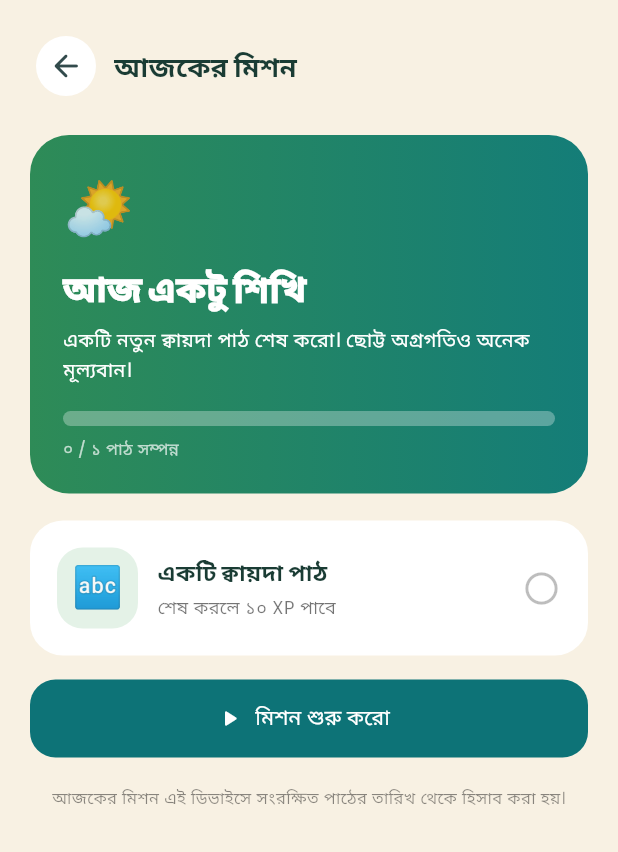
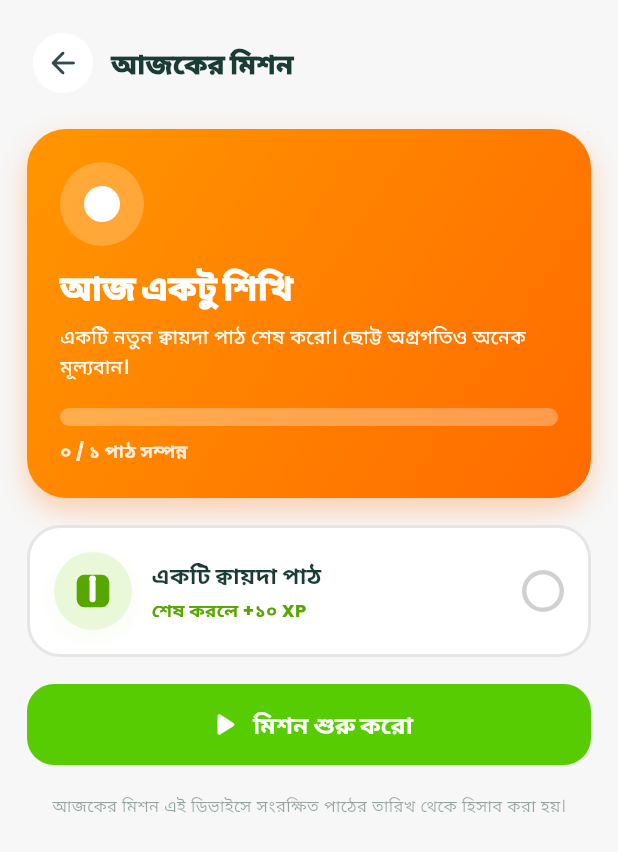
Before and after one commit to mansur00/LittleMuslim, a Flutter app: the DailyMissionsScreen screen opened directly, on a phone screen of 412 x 824 dp. Shown: the top 852 px of the screen. Run offline on Flutter 3.47's test engine with Material 3 defaults, Android fonts, the phone set to English and light mode, and no system bars; our stand-ins replace audioplayers, flutter_animate, flutter_tts, google_fonts, shared_preferences, smooth_page_indicator and 1 more; accounts and stored records are empty.

Commit message:
Complete Missions screen: Duolingo-style vector UI, no emoji

```diff
--- a/lib/screens/missions/daily_missions_screen.dart
+++ b/lib/screens/missions/daily_missions_screen.dart
@@ -3,6 +3,7 @@ import 'package:provider/provider.dart';
 
 import '../../theme/app_theme.dart';
 import '../../utils/app_state.dart';
+import '../../widgets/vector_icons.dart';
 import '../qaida/qaida_lesson_screen.dart';
 import '../qaida/qaida_letters.dart';
 
@@ -16,13 +17,15 @@ class DailyMissionsScreen extends StatelessWidget {
     final tablet = MediaQuery.sizeOf(context).shortestSide >= 600;
 
     return Scaffold(
-      backgroundColor: AppTheme.cream,
+      backgroundColor: const Color(0xFFF7F7F7),
       body: SafeArea(
         child: Center(
           child: ConstrainedBox(
             constraints: const BoxConstraints(maxWidth: 760),
-            child:
-                ListView(padding: EdgeInsets.all(tablet ? 32 : 20), children: [
+            child: ListView(
+              physics: const BouncingScrollPhysics(),
+              padding: EdgeInsets.all(tablet ? 32 : 18),
+              children: [
                 Row(children: [
                   IconButton.filledTonal(
                     onPressed: () => Navigator.pop(context),
@@ -30,98 +33,159 @@ class DailyMissionsScreen extends StatelessWidget {
                     style: IconButton.styleFrom(backgroundColor: Colors.white),
                   ),
                   const SizedBox(width: 8),
-                const Text('আজকের মিশন',
+                  const Text(
+                    'আজকের মিশন',
                     style: TextStyle(
                       color: AppTheme.darkText,
                       fontSize: 18,
-                        fontWeight: FontWeight.w800)),
+                      fontWeight: FontWeight.w900,
+                    ),
+                  ),
                 ]),
-              const SizedBox(height: 22),
+                const SizedBox(height: 20),
                 Container(
                   padding: const EdgeInsets.all(22),
                   decoration: BoxDecoration(
                     borderRadius: BorderRadius.circular(26),
-                  gradient: const LinearGradient(colors: [
-                    Color(0xFF2E8B57),
-                    Color(0xFF147D78),
-                  ]),
+                    gradient: const LinearGradient(
+                      colors: [Color(0xFFFF9600), Color(0xFFFF6B00)],
+                      begin: Alignment.topLeft,
+                      end: Alignment.bottomRight,
+                    ),
+                    boxShadow: [
+                      BoxShadow(
+                        color: const Color(0xFFFF6B00).withValues(alpha: 0.3),
+                        blurRadius: 16,
+                        offset: const Offset(0, 8),
+                      ),
+                    ],
                   ),
                   child: Column(
                     crossAxisAlignment: CrossAxisAlignment.start,
                     children: [
-                      const Text('🌤️', style: TextStyle(fontSize: 38)),
-                      const SizedBox(height: 10),
-                      const Text('আজ একটু শিখি',
+                      Container(
+                        width: 56,
+                        height: 56,
+                        decoration: BoxDecoration(
+                          color: Colors.white.withValues(alpha: 0.22),
+                          shape: BoxShape.circle,
+                        ),
+                        child: const Center(
+                          child: VectorIcon(
+                            type: VectorIconType.target,
+                            size: 30,
+                            color: Colors.white,
+                          ),
+                        ),
+                      ),
+                      const SizedBox(height: 12),
+                      const Text(
+                        'আজ একটু শিখি',
                         style: TextStyle(
                           color: Colors.white,
-                              fontSize: 23,
-                              fontWeight: FontWeight.w900)),
+                          fontSize: 22,
+                          fontWeight: FontWeight.w900,
+                        ),
+                      ),
                       const SizedBox(height: 6),
                       Text(
                         done
                             ? 'মাশাআল্লাহ! আজকের শেখার লক্ষ্য পূরণ হয়েছে।'
                             : 'একটি নতুন ক্বায়দা পাঠ শেষ করো। ছোট্ট অগ্রগতিও অনেক মূল্যবান।',
                         style: const TextStyle(
-                              color: Colors.white, fontSize: 13, height: 1.5)),
+                          color: Colors.white,
+                          fontSize: 13,
+                          height: 1.5,
+                          fontWeight: FontWeight.w500,
+                        ),
+                      ),
                       const SizedBox(height: 18),
                       ClipRRect(
                         borderRadius: BorderRadius.circular(12),
                         child: LinearProgressIndicator(
                           value: done ? 1 : 0,
-                          minHeight: 10,
+                          minHeight: 12,
                           backgroundColor: Colors.white30,
                           color: const Color(0xFFFFD66B),
                         ),
                       ),
-                      const SizedBox(height: 7),
-                      Text(done ? '১ / ১ পাঠ সম্পন্ন' : '০ / ১ পাঠ সম্পন্ন',
-                          style: const TextStyle(
-                              color: Colors.white70, fontSize: 11)),
-                    ]),
+                      const SizedBox(height: 8),
+                      Text(
+                        done ? '১ / ১ পাঠ সম্পন্ন' : '০ / ১ পাঠ সম্পন্ন',
+                        style: TextStyle(
+                          color: Colors.white.withValues(alpha: 0.85),
+                          fontSize: 12,
+                          fontWeight: FontWeight.w700,
+                        ),
+                      ),
+                    ],
+                  ),
                 ),
                 const SizedBox(height: 18),
                 Container(
-                padding: const EdgeInsets.all(18),
+                  padding: const EdgeInsets.all(16),
                   decoration: BoxDecoration(
                     color: Colors.white,
-                    borderRadius: BorderRadius.circular(22)),
+                    borderRadius: BorderRadius.circular(22),
+                    border: Border.all(color: const Color(0xFFE5E5E5), width: 2),
+                  ),
                   child: Row(children: [
-                  Container(
-                    width: 54,
-                    height: 54,
-                    decoration: BoxDecoration(
-                        color: const Color(0xFFE4F2E7),
-                        borderRadius: BorderRadius.circular(17)),
-                    alignment: Alignment.center,
-                    child: const Text('🔤', style: TextStyle(fontSize: 27)),
+                    IconBadge(
+                      type: VectorIconType.qaida,
+                      bgColor: const Color(0xFFE8F8D8),
+                      size: 52,
+                      iconColor: const Color(0xFF58A700),
                     ),
                     const SizedBox(width: 13),
                     const Expanded(
                       child: Column(
                         crossAxisAlignment: CrossAxisAlignment.start,
                         children: [
-                        Text('একটি ক্বায়দা পাঠ',
+                          Text(
+                            'একটি ক্বায়দা পাঠ',
                             style: TextStyle(
                               color: AppTheme.darkText,
                               fontSize: 15,
-                                fontWeight: FontWeight.w800)),
+                              fontWeight: FontWeight.w800,
+                            ),
+                          ),
                           SizedBox(height: 4),
-                        Text('শেষ করলে ১০ XP পাবে',
-                            style:
-                                TextStyle(color: Colors.black54, fontSize: 12)),
-                      ])),
-                  Icon(
-                    done ? Icons.check_circle_rounded : Icons.circle_outlined,
-                    color: done ? AppTheme.primaryGreen : Colors.black26,
-                    size: 26,
+                          Text(
+                            'শেষ করলে +১০ XP',
+                            style: TextStyle(
+                              color: Color(0xFF58A700),
+                              fontSize: 12,
+                              fontWeight: FontWeight.w700,
+                            ),
+                          ),
+                        ],
+                      ),
+                    ),
+                    if (done)
+                      const VectorIcon(
+                        type: VectorIconType.check,
+                        size: 32,
+                        color: Color(0xFF58CC02),
+                      )
+                    else
+                      Container(
+                        width: 28,
+                        height: 28,
+                        decoration: BoxDecoration(
+                          shape: BoxShape.circle,
+                          border: Border.all(
+                            color: const Color(0xFFD0D0D0),
+                            width: 3,
+                          ),
+                        ),
                       ),
                   ]),
                 ),
                 if (!done) ...[
-                const SizedBox(height: 16),
+                  const SizedBox(height: 18),
                   SizedBox(
-                  height: 52,
-                  child: FilledButton.icon(
+                    height: 54,
+                    child: FilledButton(
                       onPressed: () => Navigator.of(context).push(
                         MaterialPageRoute<void>(
                           builder: (_) => QaidaLessonScreen(
@@ -134,22 +198,43 @@ class DailyMissionsScreen extends StatelessWidget {
                           ),
                         ),
                       ),
-                    icon: const Icon(Icons.play_arrow_rounded),
-                    label: const Text('মিশন শুরু করো'),
                       style: FilledButton.styleFrom(
-                        backgroundColor: AppTheme.primaryGreen,
+                        backgroundColor: const Color(0xFF58CC02),
+                        foregroundColor: Colors.white,
                         shape: RoundedRectangleBorder(
-                            borderRadius: BorderRadius.circular(17))),
+                          borderRadius: BorderRadius.circular(18),
+                        ),
+                        elevation: 0,
+                      ),
+                      child: const Row(
+                        mainAxisAlignment: MainAxisAlignment.center,
+                        children: [
+                          Icon(Icons.play_arrow_rounded, size: 26),
+                          SizedBox(width: 6),
+                          Text(
+                            'মিশন শুরু করো',
+                            style: TextStyle(
+                              fontSize: 16,
+                              fontWeight: FontWeight.w800,
+                            ),
+                          ),
+                        ],
+                      ),
                     ),
                   ),
                 ],
                 const SizedBox(height: 18),
-              const Text(
+                Text(
                   'আজকের মিশন এই ডিভাইসে সংরক্ষিত পাঠের তারিখ থেকে হিসাব করা হয়।',
                   textAlign: TextAlign.center,
                   style: TextStyle(
-                      color: Colors.black45, fontSize: 11, height: 1.5)),
-            ]),
+                    color: AppTheme.darkText.withValues(alpha: 0.45),
+                    fontSize: 11,
+                    height: 1.5,
+                  ),
+                ),
+              ],
+            ),
           ),
         ),
       ),
```
Lines whose indentation alone changed are shown as unchanged.
